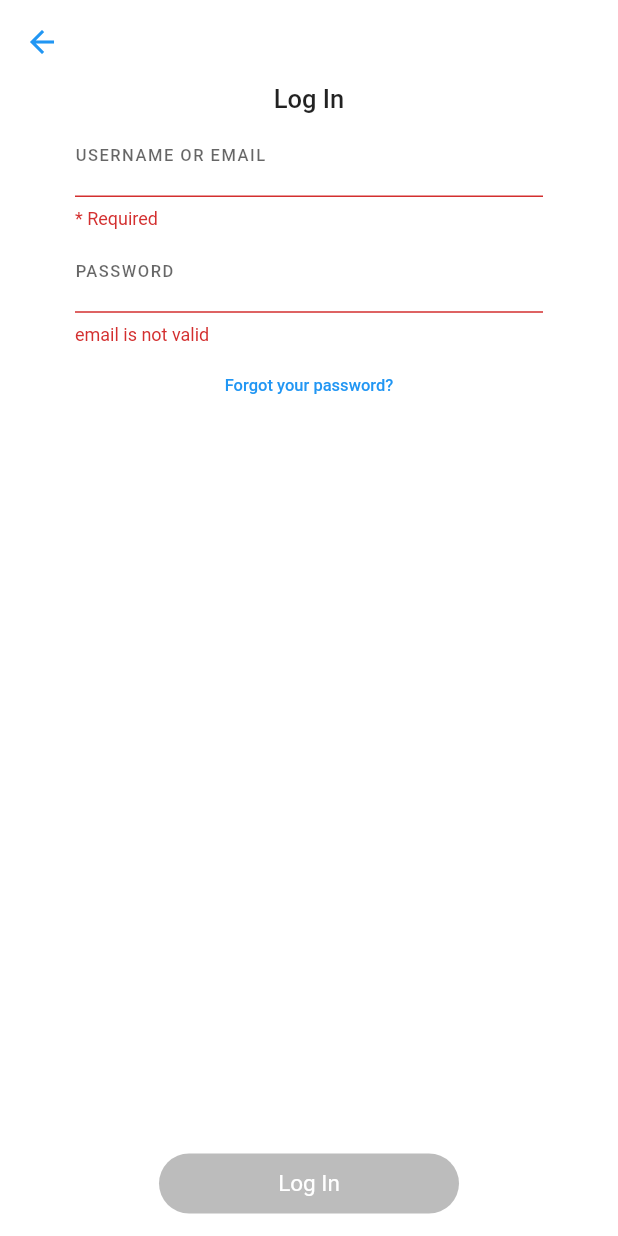
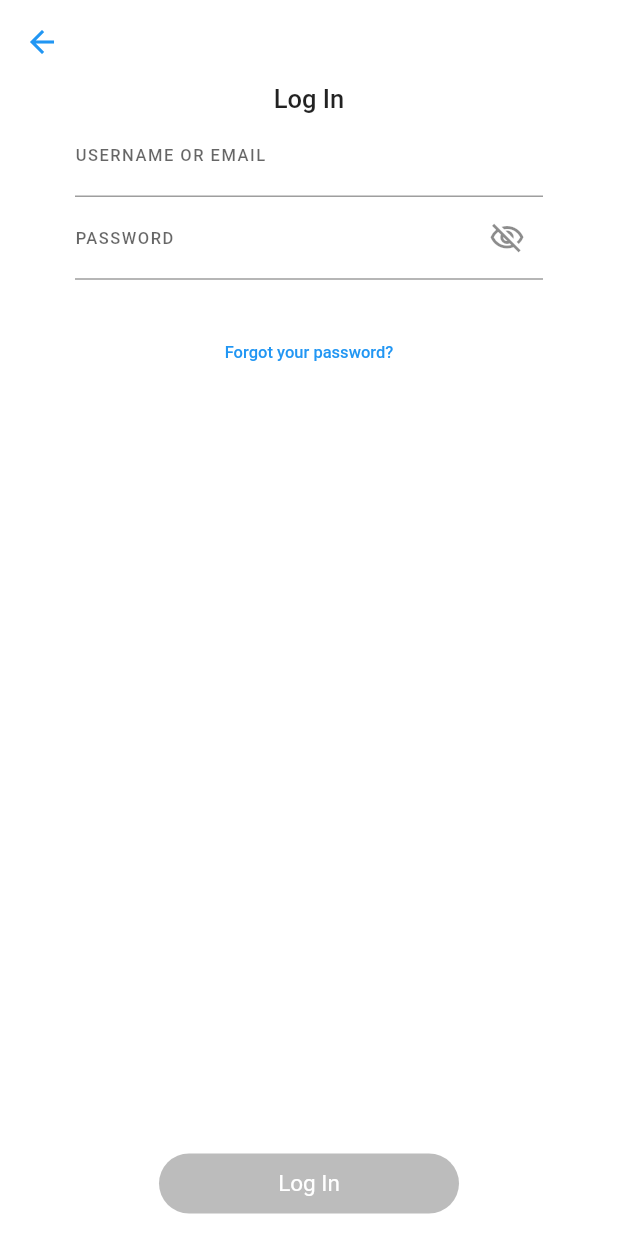
Before and after one commit to QristineVanesyan/snapchat_practice, a Flutter app: the LogIN screen opened directly, after a tap on "Log In", on a phone screen of 412 x 824 dp. Run offline on Flutter 3.47's test engine with Material 2 defaults, Android fonts, the phone set to English and light mode, and no system bars; our stand-ins replace fluttertoast.

Commit message:
validations

```diff
--- a/snapchat_proj/lib/pages/log-in.dart
+++ b/snapchat_proj/lib/pages/log-in.dart
@@ -2,54 +2,41 @@ import 'package:flutter/material.dart';
 import 'package:snapchat_proj/widgets/customTextField.dart';
 import 'package:snapchat_proj/widgets/link.dart';
 import 'package:snapchat_proj/widgets/roundedButton.dart';
+import 'package:fluttertoast/fluttertoast.dart';
 
 class LogIN extends StatefulWidget {
   TextEditingController _controller1 = TextEditingController();
   TextEditingController _controller2 = TextEditingController();
-
+  final String _emailfromDB = "test@mail.com";
+  final String _passwordfromDB = "1111";
   @override
   _LogINState createState() => _LogINState();
 }
 
 class _LogINState extends State<LogIN> {
   bool _isValid = false;
-  bool _isValidPassword = false;
-  bool _isValidLogin = false;
+
   final _formKey = GlobalKey<FormState>();
+
   String email = "";
   String password = "";
+  String msg = "";
 
-  void _toggle() {
-    setState(() {
-      _isValid = widget._controller1.text.isNotEmpty &&
-          widget._controller2.text.isNotEmpty;
-    });
-  }
-
-  String validatePassword(String value) {
-    if (!RegExp(
-            r"^[a-zA-Z0-9.a-zA-Z0-9.!#$%&'*+-/=?^_`{|}~]+@[a-zA-Z0-9]+\.[a-zA-Z]+")
-        .hasMatch(value)) {
-      return "email is not valid";
-    } else
-      return null;
-  }
-
-  String validateUsername(String value) {
-    if (value.isEmpty) {
-      _isValidPassword = false;
-      return "* Required";
-    } else if (value.length < 6) {
-      _isValidPassword = false;
-      return "Password should be atleast 6 characters";
-    } else if (value.length > 15) {
-      _isValidPassword = false;
-      return "Password should not be greater than 15 characters";
-    } else {
-      _isValidPassword = true;
-      return null;
-    }
-  }
+  // String validateUsername(String value) {
+  //   if (value.isEmpty) {
+  //     _isValidPassword = false;
+  //     return "* Required";
+  //   } else if (value.length < 6) {
+  //     _isValidPassword = false;
+  //     return "Password should be atleast 6 characters";
+  //   } else if (value.length > 15) {
+  //     _isValidPassword = false;
+  //     return "Password should not be greater than 15 characters";
+  //   } else {
+  //     _isValidPassword = true;
+  //     return null;
+  //   }
+  // }
 
   @override
   Widget build(BuildContext context) {
@@ -78,7 +65,7 @@ class _LogINState extends State<LogIN> {
                         children: [
                           CustomTextField(
                             labelName: 'username or email',
-                            validator: validateUsername,
+                            // validator: validateUsername,
                             //(val) =>
                             // val.isEmpty ? "Enter an email" : null,
 
@@ -96,7 +83,7 @@ class _LogINState extends State<LogIN> {
                             hideInputedText: true,
                             onTextFieldChange: () => {_toggle()},
                             customTextFieldController: widget._controller2,
-                            validator: validatePassword,
+                            //validator: validatePassword,
                             // onTextFieldChange: (val) {
                             //   setState(() {
                             //     _toggle();
@@ -104,6 +91,13 @@ class _LogINState extends State<LogIN> {
                             //   });
                             // },
                             icon: Icon(Icons.visibility_off_outlined),
+                          ),
+                          Container(
+                            padding: const EdgeInsets.only(top: 10),
+                            child: Text(
+                              msg,
+                              style: TextStyle(color: Colors.red, fontSize: 10),
+                            ),
                           ),
                         ],
                       )),
@@ -122,7 +116,21 @@ class _LogINState extends State<LogIN> {
                 child: RoundedButton(
                   title: 'Log In',
                   onButtonClick: () async {
-                    if (_formKey.currentState.validate()) {}
+                    setState(() {
+                      //_isValid = widget._controller1.text.isNotEmpty &&
+                      //    widget._controller2.text.isNotEmpty;
+
+                      if (_isValid) {
+                        if (widget._emailfromDB == widget._controller1.text &&
+                            widget._passwordfromDB ==
+                                widget._controller2.text) {
+                          print("User log in to session");
+                        } else {
+                          msg =
+                              "Oops! Your username/email or password is incorrect.";
+                        }
+                      }
+                    });
                   },
                   color: (_isValid)
                       ? const Color(0xFF02a9f4)
@@ -133,4 +141,11 @@ class _LogINState extends State<LogIN> {
           )),
     );
   }
+
+  void _toggle() {
+    setState(() {
+      _isValid = widget._controller1.text.isNotEmpty &&
+          widget._controller2.text.isNotEmpty;
+    });
+  }
 }
--- a/snapchat_proj/lib/pages/sign-up.dart
+++ b/snapchat_proj/lib/pages/sign-up.dart
@@ -128,8 +128,9 @@ class _SignUpState extends State<SignUp> {
                 child: RoundedButton(
                   title: 'Sing Up & Accept',
                   onButtonClick: () => {
-                    Navigator.push(context,
-                        MaterialPageRoute(builder: (context) => Birthday()))
+                    if (_isValid)
+                      Navigator.push(context,
+                          MaterialPageRoute(builder: (context) => Birthday()))
                   },
                   color: (_isValid)
                       ? const Color(0xFF02a9f4)
--- a/snapchat_proj/lib/widgets/customTextField.dart
+++ b/snapchat_proj/lib/widgets/customTextField.dart
@@ -46,26 +46,19 @@ class _State extends State<CustomTextField> {
               labelText: widget.labelName.toUpperCase(),
               labelStyle: TextStyle(
                   fontSize: 11, letterSpacing: 1, fontWeight: FontWeight.w500),
-              // suffixIcon: widget.icon != null
-              //     ? GestureDetector(
-              //         child: (widget.isVisible == false)
-              //             ? Icon(Icons.visibility_outlined)
-              //             : widget.icon,
-              //         onTap: _togglePasswordView,
-              //       )
-              //     : null,
-              // suffixIcon: FlatButton(
-              //   onPressed: _togglePasswordView,
-              //   child: (widget.flatButtonShow)
-              //       ? new Text(widget.isVisible ? "Show" : "Hide")
-              //       : Container(),
-              // ),
-              suffixIcon: FlatButton(
-                onPressed: _togglePasswordView,
-                child: (widget.flatButtonShow)
-                    ? new Text(widget.isVisible ? "Show" : "Hide")
-                    : Text(""),
-              )),
+              suffixIcon: widget.icon != null
+                  ? GestureDetector(
+                      child: (widget.isVisible == false)
+                          ? Icon(Icons.visibility_outlined)
+                          : widget.icon,
+                      onTap: _togglePasswordView,
+                    )
+                  : TextButton(
+                      onPressed: _togglePasswordView,
+                      child: (widget.flatButtonShow)
+                          ? new Text(widget.isVisible ? "Show" : "Hide")
+                          : Text(""),
+                    )),
           onChanged: (text) => widget.onTextFieldChange(),
           onTap: () => widget.onTextFieldTap(),
         ),
--- a/snapchat_proj/lib/widgets/roundedButton.dart
+++ b/snapchat_proj/lib/widgets/roundedButton.dart
@@ -1,12 +1,13 @@
 import 'package:flutter/material.dart';
 
 class RoundedButton extends StatelessWidget {
+  RoundedButton({this.title, this.isActive, this.color, this.onButtonClick});
+
   final String title;
   final Color color;
   final Function onButtonClick;
 
   bool isActive = false;
-  RoundedButton({this.title, this.isActive, this.color, this.onButtonClick});
 
   @override
   Widget build(BuildContext context) {
--- a/snapchat_proj/pubspec.yaml
+++ b/snapchat_proj/pubspec.yaml
@@ -25,7 +25,7 @@ dependencies:
     sdk: flutter
   intl:
   jiffy:
-
+  fluttertoast: ^7.1.6
 
 
   # The following adds the Cupertino Icons font to your application.
@@ -35,6 +35,8 @@ dependencies:
 dev_dependencies:
   flutter_test:
     sdk: flutter
+  dependencies:
+  linter: ^1.0.0
 
 # For information on the generic Dart part of this file, see the
 # following page: https://dart.dev/tools/pub/pubspec
```
Also changed, not shown: snapchat_proj/lib/pages/birthday.dart (+50 -25 lines), snapchat_proj/lib/pages/email.dart (added, +79 -0 lines), snapchat_proj/lib/pages/password.dart (+21 -5 lines), snapchat_proj/lib/pages/userName.dart (+35 -3 lines), snapchat_proj/pubspec.lock, 6 other files.
